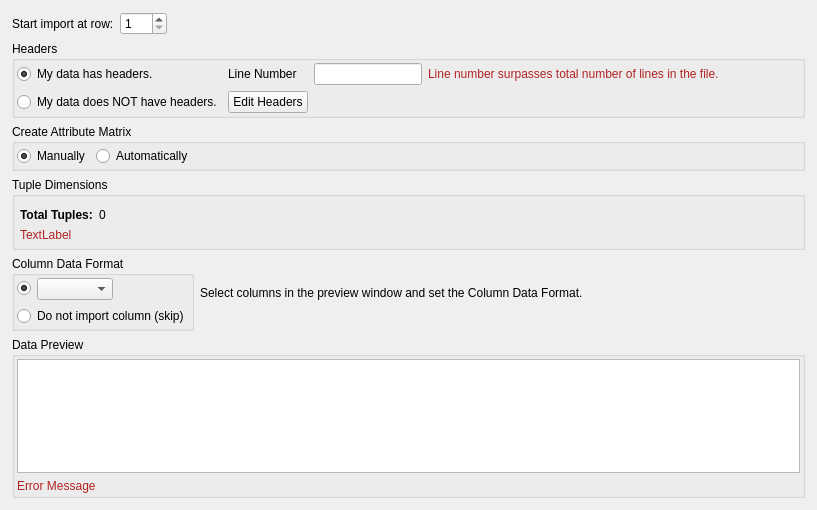
The window that Source/Plugins/IO/Widgets/ImportASCIIDataWizard/UI_Files/DataFormatPage.ui (BlueQuartzSoftware/DREAM3D) describes before a commit, drawn with Qt 5.
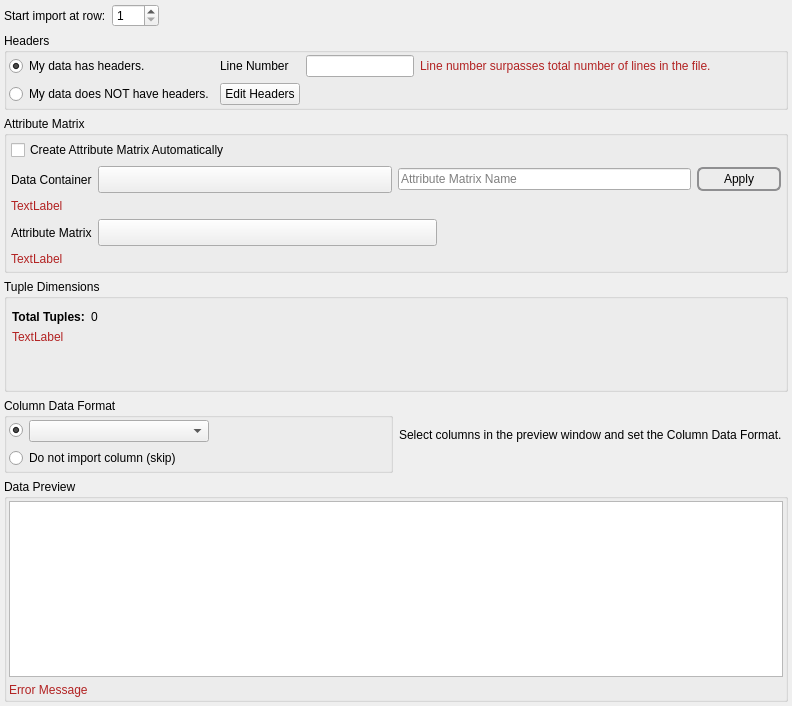
The same window after the commit. Custom widgets are drawn as their Qt base class.

Commit message: More bug fixes related to validating whether we can press the Continue button.

Diff of the .ui file:
```diff
--- a/Source/Plugins/IO/Widgets/ImportASCIIDataWizard/UI_Files/DataFormatPage.ui
+++ b/Source/Plugins/IO/Widgets/ImportASCIIDataWizard/UI_Files/DataFormatPage.ui
@@ -6,30 +6,27 @@
    <rect>
     <x>0</x>
     <y>0</y>
-    <width>817</width>
-    <height>510</height>
+    <width>792</width>
+    <height>706</height>
    </rect>
   </property>
   <property name="windowTitle">
    <string>WizardPage</string>
   </property>
-  <layout class="QGridLayout" name="gridLayout_4" rowstretch="0,0,0,0,0,0,0,0,0">
+  <layout class="QVBoxLayout" name="verticalLayout">
    <property name="leftMargin">
-    <number>12</number>
+    <number>4</number>
    </property>
    <property name="topMargin">
-    <number>12</number>
+    <number>4</number>
    </property>
    <property name="rightMargin">
-    <number>12</number>
+    <number>4</number>
    </property>
    <property name="bottomMargin">
-    <number>12</number>
+    <number>4</number>
    </property>
-   <property name="verticalSpacing">
-    <number>-1</number>
-   </property>
-   <item row="0" column="0" colspan="5">
+   <item>
     <layout class="QHBoxLayout" name="horizontalLayout">
      <item>
       <widget class="QLabel" name="label_7">
@@ -63,12 +60,12 @@
      </item>
     </layout>
    </item>
-   <item row="8" column="0" colspan="5">
-    <widget class="QGroupBox" name="groupBox_2">
+   <item>
+    <widget class="QGroupBox" name="groupBox_3">
      <property name="title">
-      <string>Data Preview</string>
+      <string>Headers</string>
      </property>
-     <layout class="QGridLayout" name="gridLayout_3">
+     <layout class="QGridLayout" name="gridLayout_6">
       <property name="leftMargin">
        <number>2</number>
       </property>
@@ -82,38 +79,386 @@
        <number>2</number>
       </property>
       <item row="0" column="0">
-       <widget class="QTableView" name="dataView">
+       <layout class="QGridLayout" name="gridLayout">
+        <property name="bottomMargin">
+         <number>0</number>
+        </property>
+        <property name="spacing">
+         <number>6</number>
+        </property>
+        <item row="0" column="2">
+         <widget class="QLabel" name="lineNumberLabel">
+          <property name="text">
+           <string>Line Number</string>
+          </property>
+         </widget>
+        </item>
+        <item row="0" column="0" colspan="2">
+         <widget class="QRadioButton" name="hasHeadersRadio">
+          <property name="text">
+           <string>My data has headers.</string>
+          </property>
+          <property name="checked">
+           <bool>true</bool>
+          </property>
+         </widget>
+        </item>
+        <item row="1" column="0" colspan="2">
+         <widget class="QRadioButton" name="doesNotHaveHeadersRadio">
+          <property name="text">
+           <string>My data does NOT have headers.</string>
+          </property>
+         </widget>
+        </item>
+        <item row="1" column="2">
+         <widget class="QPushButton" name="editHeadersBtn">
+          <property name="text">
+           <string>Edit Headers</string>
+          </property>
+         </widget>
+        </item>
+        <item row="0" column="3" colspan="2">
+         <widget class="QLineEdit" name="headersIndexLineEdit">
+          <property name="text">
+           <string/>
+          </property>
+          <property name="placeholderText">
+           <string/>
+          </property>
+         </widget>
+        </item>
+        <item row="0" column="8">
+         <spacer name="horizontalSpacer_2">
+          <property name="orientation">
+           <enum>Qt::Horizontal</enum>
+          </property>
+          <property name="sizeHint" stdset="0">
+           <size>
+            <width>40</width>
+            <height>20</height>
+           </size>
+          </property>
+         </spacer>
+        </item>
+        <item row="0" column="5" colspan="3">
+         <widget class="QLabel" name="lineNumErrLabel">
         <property name="styleSheet">
-         <string notr="true">QHeaderView
-{
-  font-weight: bold;
-}</string>
-        </property>
-        <property name="selectionMode">
-         <enum>QAbstractItemView::SingleSelection</enum>
-        </property>
-        <property name="selectionBehavior">
-         <enum>QAbstractItemView::SelectColumns</enum>
+           <string notr="true">QLabel { color: FireBrick }</string>
+          </property>
+          <property name="text">
+           <string>Line number surpasses total number of lines in the file.</string>
+          </property>
+          <property name="wordWrap">
+           <bool>false</bool>
         </property>
        </widget>
       </item>
-      <item row="1" column="0">
-       <widget class="QLabel" name="arrayErrLabel">
+        <item row="1" column="3" colspan="6">
+         <spacer name="horizontalSpacer">
+          <property name="orientation">
+           <enum>Qt::Horizontal</enum>
+          </property>
+          <property name="sizeHint" stdset="0">
+           <size>
+            <width>40</width>
+            <height>20</height>
+           </size>
+          </property>
+         </spacer>
+        </item>
+       </layout>
+      </item>
+     </layout>
+    </widget>
+   </item>
+   <item>
+    <widget class="QGroupBox" name="groupBox_4">
+     <property name="title">
+      <string>Attribute Matrix</string>
+     </property>
+     <layout class="QVBoxLayout" name="verticalLayout_2">
+      <property name="leftMargin">
+       <number>4</number>
+      </property>
+      <property name="topMargin">
+       <number>4</number>
+      </property>
+      <property name="rightMargin">
+       <number>4</number>
+      </property>
+      <property name="bottomMargin">
+       <number>4</number>
+      </property>
+      <item>
+       <layout class="QGridLayout" name="gridLayout_7">
+        <property name="topMargin">
+         <number>0</number>
+        </property>
+        <item row="0" column="1">
+         <spacer name="horizontalSpacer_5">
+          <property name="orientation">
+           <enum>Qt::Horizontal</enum>
+          </property>
+          <property name="sizeHint" stdset="0">
+           <size>
+            <width>40</width>
+            <height>20</height>
+           </size>
+          </property>
+         </spacer>
+        </item>
+        <item row="0" column="0">
+         <widget class="QCheckBox" name="amAutomatically">
+          <property name="text">
+           <string>Create Attribute Matrix Automatically</string>
+          </property>
+         </widget>
+        </item>
+       </layout>
+      </item>
+      <item>
+       <widget class="QFrame" name="dcSelectionFrame">
+        <property name="frameShape">
+         <enum>QFrame::NoFrame</enum>
+        </property>
+        <property name="frameShadow">
+         <enum>QFrame::Plain</enum>
+        </property>
+        <layout class="QGridLayout" name="gridLayout_4">
+         <property name="leftMargin">
+          <number>0</number>
+         </property>
+         <property name="topMargin">
+          <number>0</number>
+         </property>
+         <property name="rightMargin">
+          <number>0</number>
+         </property>
+         <property name="bottomMargin">
+          <number>0</number>
+         </property>
+         <item row="0" column="0">
+          <widget class="QLabel" name="label_4">
+           <property name="text">
+            <string>Data Container</string>
+           </property>
+          </widget>
+         </item>
+         <item row="0" column="1">
+          <widget class="QPushButton" name="selectedDCBtn">
+           <property name="sizePolicy">
+            <sizepolicy hsizetype="Expanding" vsizetype="Fixed">
+             <horstretch>0</horstretch>
+             <verstretch>0</verstretch>
+            </sizepolicy>
+           </property>
+           <property name="maximumSize">
+            <size>
+             <width>16777215</width>
+             <height>16777215</height>
+            </size>
+           </property>
+           <property name="font">
+            <font>
+             <pointsize>12</pointsize>
+            </font>
+           </property>
+           <property name="text">
+            <string notr="true"/>
+           </property>
+           <property name="iconSize">
+            <size>
+             <width>2</width>
+             <height>2</height>
+            </size>
+           </property>
+           <property name="shortcut">
+            <string>Ctrl+S</string>
+           </property>
+           <property name="flat">
+            <bool>false</bool>
+           </property>
+          </widget>
+         </item>
+         <item row="0" column="2">
+          <widget class="QLineEdit" name="amName">
+           <property name="placeholderText">
+            <string>Attribute Matrix Name</string>
+           </property>
+          </widget>
+         </item>
+         <item row="1" column="0" colspan="3">
+          <widget class="QLabel" name="amCreationError">
         <property name="styleSheet">
          <string notr="true">QLabel { color: FireBrick }</string>
         </property>
         <property name="text">
-         <string>Error Message</string>
+            <string>TextLabel</string>
         </property>
         <property name="wordWrap">
+            <bool>true</bool>
+           </property>
+          </widget>
+         </item>
+         <item row="0" column="3">
+          <widget class="QPushButton" name="applyChangesBtn">
+           <property name="sizePolicy">
+            <sizepolicy hsizetype="Preferred" vsizetype="Preferred">
+             <horstretch>0</horstretch>
+             <verstretch>0</verstretch>
+            </sizepolicy>
+           </property>
+           <property name="minimumSize">
+            <size>
+             <width>84</width>
+             <height>0</height>
+            </size>
+           </property>
+           <property name="maximumSize">
+            <size>
+             <width>234234</width>
+             <height>24</height>
+            </size>
+           </property>
+           <property name="toolTip">
+            <string>Click to apply the changes and run a preflight check</string>
+           </property>
+           <property name="styleSheet">
+            <string notr="true"> QPushButton {
+     border: 2px solid #8f8f91;
+     border-radius: 6px;
+     background-color: qlineargradient(x1: 0, y1: 0, x2: 0, y2: 1,
+                                       stop: 0 #f6f7fa, stop: 1 #dadbde);
+     min-width: 80px;
+ }
+
+ QPushButton:pressed {
+     background-color: qlineargradient(x1: 0, y1: 0, x2: 0, y2: 1,
+                                       stop: 0 #dadbde, stop: 1 #f6f7fa);
+ }
+
+ QPushButton:flat {
+     border: none; /* no border for a flat push button */
+ }
+
+ QPushButton:default {
+     border-color: navy; /* make the default button prominent */
+ }</string>
+           </property>
+           <property name="text">
+            <string>Apply</string>
+           </property>
+           <property name="autoDefault">
          <bool>false</bool>
         </property>
+           <property name="default">
+            <bool>false</bool>
+           </property>
+           <property name="flat">
+            <bool>false</bool>
+           </property>
        </widget>
       </item>
      </layout>
     </widget>
    </item>
-   <item row="5" column="0" colspan="5">
+      <item>
+       <widget class="QFrame" name="amSelectionFrame">
+        <property name="frameShape">
+         <enum>QFrame::NoFrame</enum>
+        </property>
+        <property name="frameShadow">
+         <enum>QFrame::Raised</enum>
+        </property>
+        <layout class="QGridLayout" name="gridLayout_10">
+         <property name="leftMargin">
+          <number>0</number>
+         </property>
+         <property name="topMargin">
+          <number>0</number>
+         </property>
+         <property name="rightMargin">
+          <number>0</number>
+         </property>
+         <property name="bottomMargin">
+          <number>0</number>
+         </property>
+         <item row="0" column="2">
+          <widget class="QPushButton" name="selectedAMBtn">
+           <property name="sizePolicy">
+            <sizepolicy hsizetype="Expanding" vsizetype="Fixed">
+             <horstretch>0</horstretch>
+             <verstretch>0</verstretch>
+            </sizepolicy>
+           </property>
+           <property name="maximumSize">
+            <size>
+             <width>16777215</width>
+             <height>16777215</height>
+            </size>
+           </property>
+           <property name="font">
+            <font>
+             <pointsize>12</pointsize>
+            </font>
+           </property>
+           <property name="text">
+            <string notr="true"/>
+           </property>
+           <property name="iconSize">
+            <size>
+             <width>2</width>
+             <height>2</height>
+            </size>
+           </property>
+           <property name="shortcut">
+            <string>Ctrl+S</string>
+           </property>
+           <property name="flat">
+            <bool>false</bool>
+           </property>
+          </widget>
+         </item>
+         <item row="0" column="1">
+          <widget class="QLabel" name="label_5">
+           <property name="text">
+            <string>Attribute Matrix</string>
+           </property>
+          </widget>
+         </item>
+         <item row="0" column="3">
+          <spacer name="horizontalSpacer_9">
+           <property name="orientation">
+            <enum>Qt::Horizontal</enum>
+           </property>
+           <property name="sizeHint" stdset="0">
+            <size>
+             <width>40</width>
+             <height>20</height>
+            </size>
+           </property>
+          </spacer>
+         </item>
+         <item row="1" column="1" colspan="3">
+          <widget class="QLabel" name="amSelectionError">
+           <property name="styleSheet">
+            <string notr="true">QLabel { color: FireBrick }</string>
+           </property>
+           <property name="text">
+            <string>TextLabel</string>
+           </property>
+           <property name="wordWrap">
+            <bool>true</bool>
+           </property>
+          </widget>
+         </item>
+        </layout>
+       </widget>
+      </item>
+     </layout>
+    </widget>
+   </item>
+   <item>
     <widget class="QGroupBox" name="tupleDimsGB">
      <property name="maximumSize">
       <size>
@@ -201,7 +546,7 @@
          <string>TextLabel</string>
         </property>
         <property name="wordWrap">
-         <bool>false</bool>
+         <bool>true</bool>
         </property>
        </widget>
       </item>
@@ -218,7 +563,9 @@
      </layout>
     </widget>
    </item>
-   <item row="7" column="0">
+   <item>
+    <layout class="QHBoxLayout" name="horizontalLayout_6">
+     <item>
     <widget class="QGroupBox" name="columnDataGroupBox">
      <property name="title">
       <string>Column Data Format</string>
@@ -304,130 +651,21 @@
      </layout>
     </widget>
    </item>
-   <item row="1" column="0" colspan="5">
-    <widget class="QGroupBox" name="groupBox_3">
-     <property name="title">
-      <string>Headers</string>
-     </property>
-     <layout class="QGridLayout" name="gridLayout_6">
-      <property name="leftMargin">
-       <number>2</number>
-      </property>
-      <property name="topMargin">
-       <number>2</number>
-      </property>
-      <property name="rightMargin">
-       <number>2</number>
-      </property>
-      <property name="bottomMargin">
-       <number>2</number>
-      </property>
-      <item row="0" column="0">
-       <layout class="QGridLayout" name="gridLayout">
-        <property name="bottomMargin">
-         <number>0</number>
-        </property>
-        <property name="spacing">
-         <number>6</number>
-        </property>
-        <item row="0" column="2">
-         <widget class="QLabel" name="lineNumberLabel">
-          <property name="text">
-           <string>Line Number</string>
-          </property>
-         </widget>
-        </item>
-        <item row="0" column="0" colspan="2">
-         <widget class="QRadioButton" name="hasHeadersRadio">
-          <property name="text">
-           <string>My data has headers.</string>
-          </property>
-          <property name="checked">
-           <bool>true</bool>
-          </property>
-         </widget>
-        </item>
-        <item row="1" column="0" colspan="2">
-         <widget class="QRadioButton" name="doesNotHaveHeadersRadio">
-          <property name="text">
-           <string>My data does NOT have headers.</string>
-          </property>
-         </widget>
-        </item>
-        <item row="1" column="2">
-         <widget class="QPushButton" name="editHeadersBtn">
-          <property name="text">
-           <string>Edit Headers</string>
-          </property>
-         </widget>
-        </item>
-        <item row="0" column="3" colspan="2">
-         <widget class="QLineEdit" name="headersIndexLineEdit">
-          <property name="text">
-           <string/>
-          </property>
-          <property name="placeholderText">
-           <string/>
-          </property>
-         </widget>
-        </item>
-        <item row="0" column="8">
-         <spacer name="horizontalSpacer_2">
-          <property name="orientation">
-           <enum>Qt::Horizontal</enum>
-          </property>
-          <property name="sizeHint" stdset="0">
-           <size>
-            <width>40</width>
-            <height>20</height>
-           </size>
-          </property>
-         </spacer>
-        </item>
-        <item row="0" column="5" colspan="3">
-         <widget class="QLabel" name="lineNumErrLabel">
-          <property name="styleSheet">
-           <string notr="true">QLabel { color: FireBrick }</string>
-          </property>
-          <property name="text">
-           <string>Line number surpasses total number of lines in the file.</string>
-          </property>
-          <property name="wordWrap">
-           <bool>false</bool>
-          </property>
-         </widget>
-        </item>
-        <item row="1" column="3" colspan="6">
-         <spacer name="horizontalSpacer">
-          <property name="orientation">
-           <enum>Qt::Horizontal</enum>
-          </property>
-          <property name="sizeHint" stdset="0">
-           <size>
-            <width>40</width>
-            <height>20</height>
-           </size>
-          </property>
-         </spacer>
-        </item>
-       </layout>
-      </item>
-     </layout>
-    </widget>
-   </item>
-   <item row="7" column="1" colspan="3">
+     <item>
     <widget class="QLabel" name="label">
      <property name="text">
       <string>&lt;html&gt;&lt;head/&gt;&lt;body&gt;&lt;p&gt;Select columns in the preview window and set the Column Data Format.&lt;/p&gt;&lt;/body&gt;&lt;/html&gt;</string>
      </property>
     </widget>
    </item>
-   <item row="2" column="0" colspan="5">
-    <widget class="QGroupBox" name="groupBox_4">
+    </layout>
+   </item>
+   <item>
+    <widget class="QGroupBox" name="groupBox_2">
      <property name="title">
-      <string>Create Attribute Matrix</string>
+      <string>Data Preview</string>
      </property>
-     <layout class="QGridLayout" name="gridLayout_10">
+     <layout class="QGridLayout" name="gridLayout_3">
       <property name="leftMargin">
        <number>2</number>
       </property>
@@ -441,53 +679,33 @@
        <number>2</number>
       </property>
       <item row="0" column="0">
-       <layout class="QGridLayout" name="gridLayout_7">
-        <property name="topMargin">
-         <number>0</number>
+       <widget class="QTableView" name="dataView">
+        <property name="styleSheet">
+         <string notr="true">QHeaderView
+{
+  font-weight: bold;
+}</string>
         </property>
-        <item row="0" column="1">
-         <widget class="QRadioButton" name="amAutomatically">
-          <property name="sizePolicy">
-           <sizepolicy hsizetype="Preferred" vsizetype="Fixed">
-            <horstretch>0</horstretch>
-            <verstretch>0</verstretch>
-           </sizepolicy>
-          </property>
-          <property name="text">
-           <string>Automatically</string>
+        <property name="selectionMode">
+         <enum>QAbstractItemView::SingleSelection</enum>
+        </property>
+        <property name="selectionBehavior">
+         <enum>QAbstractItemView::SelectColumns</enum>
           </property>
          </widget>
         </item>
-        <item row="0" column="0">
-         <widget class="QRadioButton" name="amManually">
-          <property name="sizePolicy">
-           <sizepolicy hsizetype="Preferred" vsizetype="Fixed">
-            <horstretch>0</horstretch>
-            <verstretch>0</verstretch>
-           </sizepolicy>
+      <item row="1" column="0">
+       <widget class="QLabel" name="arrayErrLabel">
+        <property name="styleSheet">
+         <string notr="true">QLabel { color: FireBrick }</string>
           </property>
           <property name="text">
-           <string>Manually</string>
-          </property>
-          <property name="checked">
-           <bool>true</bool>
-          </property>
-         </widget>
-        </item>
-        <item row="0" column="2">
-         <spacer name="horizontalSpacer_5">
-          <property name="orientation">
-           <enum>Qt::Horizontal</enum>
-          </property>
-          <property name="sizeHint" stdset="0">
-           <size>
-            <width>40</width>
-            <height>20</height>
-           </size>
-          </property>
-         </spacer>
-        </item>
-       </layout>
+         <string>Error Message</string>
+        </property>
+        <property name="wordWrap">
+         <bool>false</bool>
+        </property>
+       </widget>
       </item>
      </layout>
     </widget>
```
Lines whose indentation alone changed are shown as unchanged. The commit also changes 8 other files.
